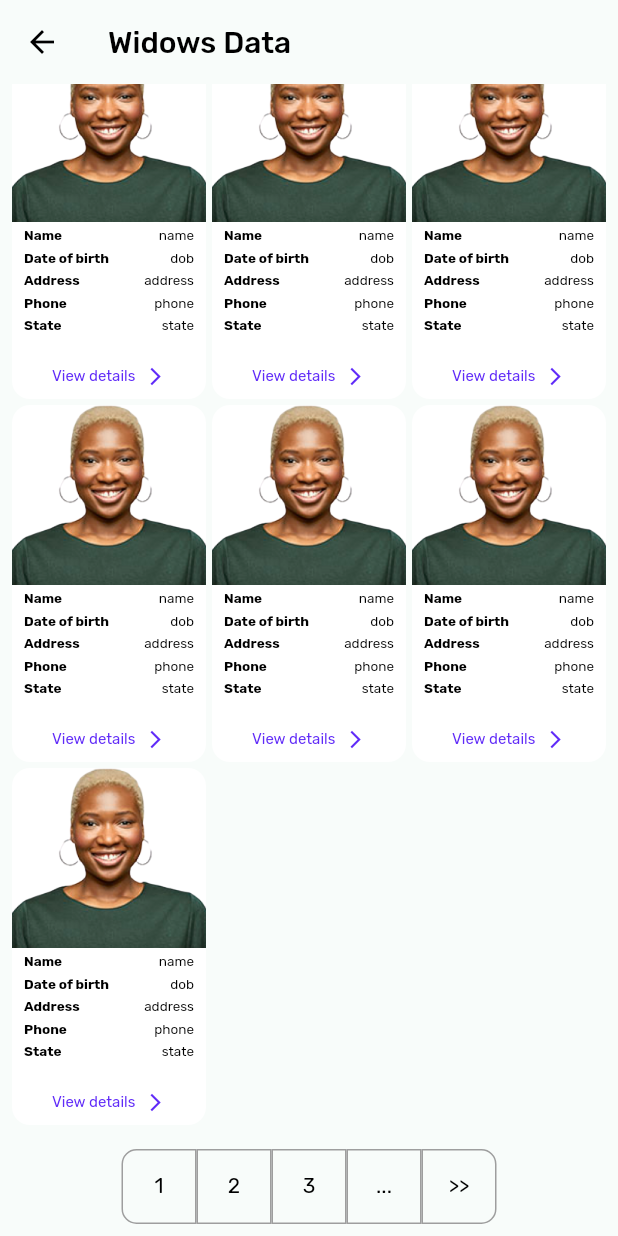
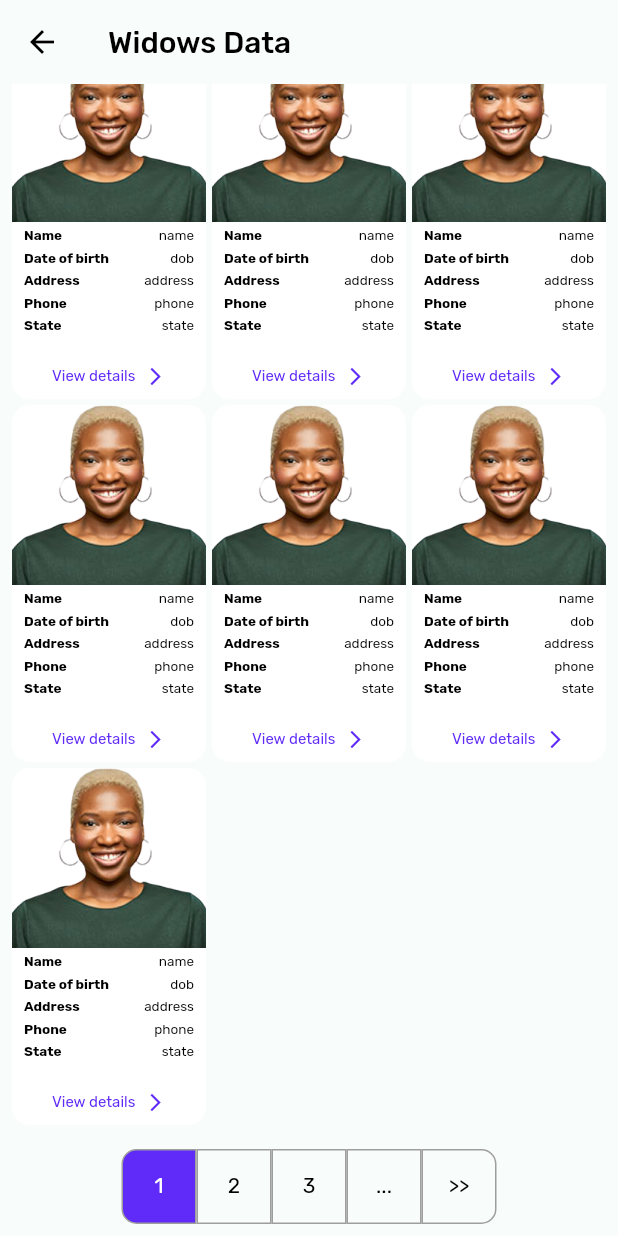
Before and after one commit to OnwukaDaniel/nigeria_widows, a Flutter app: the WidowsData screen opened by its route, scrolled down 762 dp, on a phone screen of 412 x 824 dp. Run offline on Flutter 3.47's test engine with Material 2 defaults, Android fonts, the phone set to English and light mode, and no system bars; our stand-ins replace fl_chart, flutter_spinkit, shared_preferences; missing offline and left inert: dart:ffi; accounts and stored records are empty.

Commit message:
Little change on paging. More concrete.

```diff
--- a/lib/screens/widows_data.dart
+++ b/lib/screens/widows_data.dart
@@ -157,10 +157,10 @@ class _WidowsDataState extends State<WidowsData> {
                 var g = const BorderSide(color: Colors.grey);
                 var border = Border(top: g, bottom: g, right: g, left: g);
 
+                print("Last ****** s $s ****** $selectedPage");
                 if (s == value.first) {
                   boxDecoration = BoxDecoration(
-                    border:
-                        selectedPage.toString() != s ? border : const Border(),
+                    border: border,
                     color: selectedPage.toString() == s
                         ? AppColor.appColor
                         : Colors.transparent,
@@ -177,9 +177,8 @@ class _WidowsDataState extends State<WidowsData> {
                   );
                 } else if (s == value.last) {
                   boxDecoration = BoxDecoration(
-                    border:
-                        selectedPage.toString() != s ? border : const Border(),
-                    color: selectedPage == index
+                    border: border,
+                    color: selectedPage.toString() == s
                         ? AppColor.appColor
                         : Colors.transparent,
                     borderRadius: BorderRadius.only(
@@ -191,8 +190,7 @@ class _WidowsDataState extends State<WidowsData> {
                   );
                 } else {
                   boxDecoration = BoxDecoration(
-                    border:
-                        selectedPage.toString() != s ? border : const Border(),
+                    border: border,
                     color: selectedPage.toString() == s
                         ? AppColor.appColor
                         : Colors.transparent,
@@ -202,7 +200,6 @@ class _WidowsDataState extends State<WidowsData> {
                 return GestureDetector(
                   onTap: () {
                     context.read<UsersViewModel>().setPageIndex(value[index]);
-                    print("Index ***************** ${index + 1}");
                   },
                   child: Container(
                     width: boxDim,
--- a/lib/sharednotifiers/app.dart
+++ b/lib/sharednotifiers/app.dart
@@ -3,5 +3,5 @@ import '../theme/apptheme.dart';
 
 class AppNotifier{
   static ValueNotifier<ThemeData> appTheme = ValueNotifier(AppTheme.darkTheme);
-  static ValueNotifier<int> selectedPageVn = ValueNotifier(0);
+  static ValueNotifier<int> selectedPageVn = ValueNotifier(1);
 }
--- a/lib/viewmodel/users_view_model.dart
+++ b/lib/viewmodel/users_view_model.dart
@@ -65,10 +65,10 @@ class UsersViewModel extends ChangeNotifier {
               list.add(first.toString());
             } else if (i == pagesCurrent){
               list.add(pagesCurrent.toString());
-            } else if (i == second && second < _pagesCount){
+            } else if (i == second && second <= _pagesCount){
               list.add(second.toString());
             } else if(i == _pagesCount && pagesCurrent != _pagesCount){ //final
-              list.add(i.toString());
+              //list.add(i.toString());
               list.add("...");
               list.add(">>");
             } else if(i == _pagesCount && pagesCurrent == _pagesCount){ //final
```
